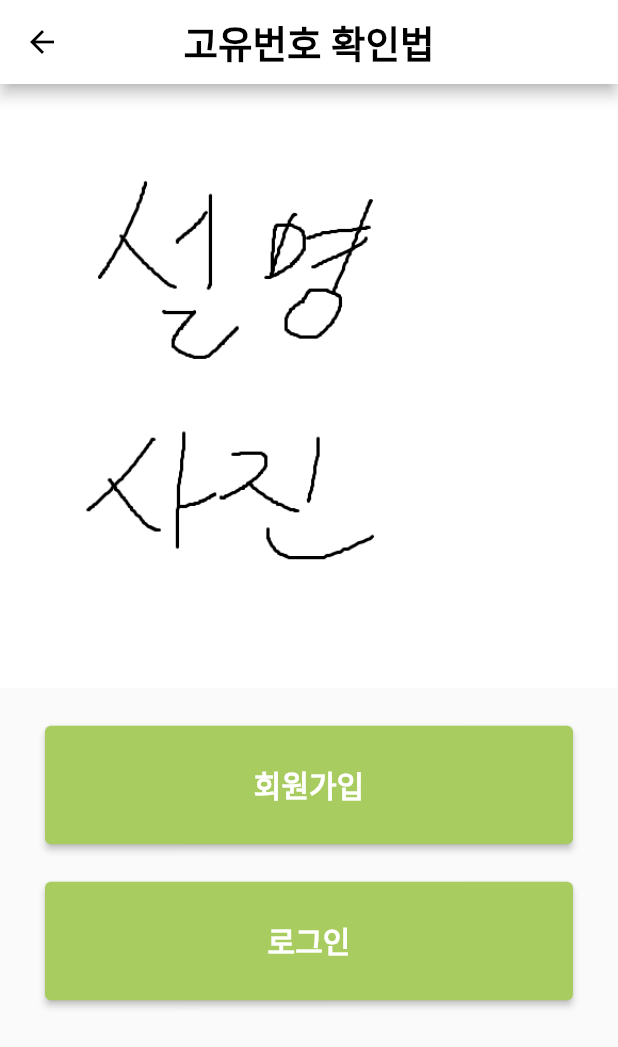
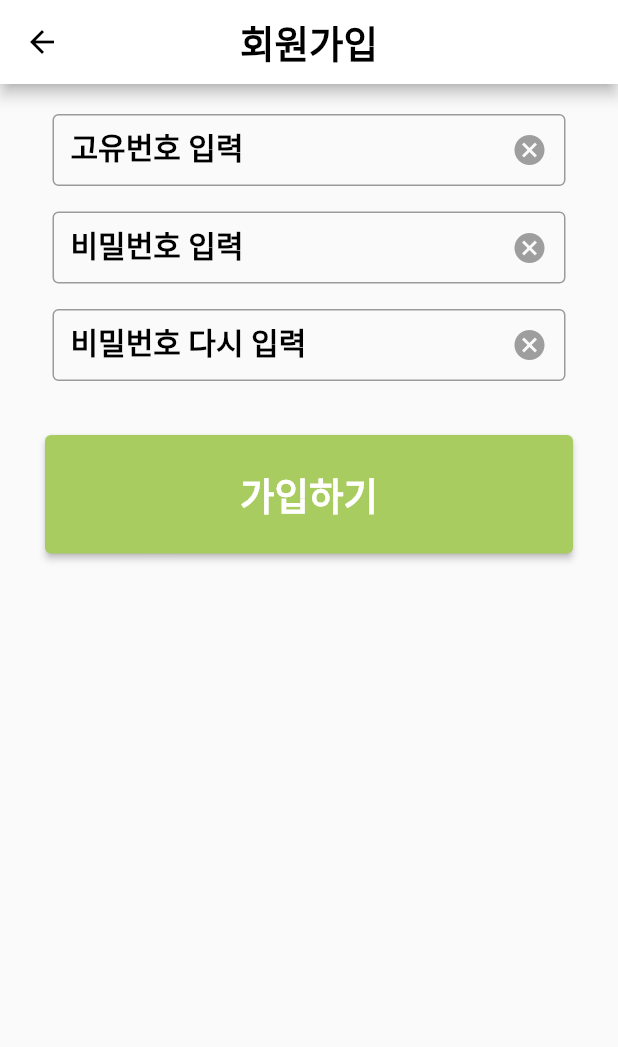
Before and after one commit to Ssun2zang/harmonimo, a Flutter app: the LoginPageOld screen opened directly, after a tap on "회원가입", on a phone screen of 412 x 824 dp. Shown: the top 1047 px of the screen. Run offline on Flutter 3.47's test engine with Material 2 defaults, Android fonts, the phone set to English and light mode, and no system bars; our stand-ins replace get.

```diff
--- a/lib/loginpageOld.dart
+++ b/lib/loginpageOld.dart
@@ -1,4 +1,7 @@
 import 'package:flutter/material.dart';
+import 'package:get/get.dart';
+import 'package:harmonimo/loginOld.dart';
+import 'package:harmonimo/signupOld.dart';
 
 class LoginPageOld extends StatefulWidget {
   const LoginPageOld({super.key});
@@ -25,7 +28,7 @@ class _LoginPageOldState extends State<LoginPageOld> {
             ),
             SizedBox(height: 25),
             ElevatedButton(onPressed: (){
-
+              Get.to(SignUpOld());
             }, child: Container(
               width: 320,
               height: 79,
@@ -33,7 +36,7 @@ class _LoginPageOldState extends State<LoginPageOld> {
             ),style: ButtonStyle(backgroundColor: MaterialStateColor.resolveWith((states) => Color(0xFFA9CC60)))),
             SizedBox(height: 25),
             ElevatedButton(onPressed: (){
-
+              Get.to(LoginOld());
             }, child: Container(
               width: 320,
               height: 79,
--- /dev/null
+++ b/lib/signupOld.dart
@@ -0,0 +1,99 @@
+import 'package:flutter/material.dart';
+
+class SignUpOld extends StatefulWidget {
+  const SignUpOld({super.key});
+
+  @override
+  State<SignUpOld> createState() => _SignUpOldState();
+}
+
+class _SignUpOldState extends State<SignUpOld> {
+  final TextEditingController _textEditingController1 = TextEditingController();
+  final TextEditingController _textEditingController2 = TextEditingController();
+  final TextEditingController _textEditingController3 = TextEditingController();
+  @override
+  Widget build(BuildContext context) {
+    return Scaffold(
+      appBar: AppBar(title: Text("회원가입",style: TextStyle(color: Colors.black,fontWeight: FontWeight.bold,fontSize: 25)),backgroundColor: Colors.white,centerTitle: true,
+        iconTheme: IconThemeData(
+            color: Colors.black
+        ),),
+      body: SingleChildScrollView(
+        child: Center(
+          child: Column(
+            children: [
+              SizedBox(height: 20,),
+              Container(
+                padding: EdgeInsets.fromLTRB(35, 0, 35, 0),
+                width: 500,
+                height: 48,
+                child: TextField(
+                    controller: _textEditingController1,
+                    onChanged: (value) {},
+                    decoration: InputDecoration(border: OutlineInputBorder(),labelText: '고유번호 입력',labelStyle: TextStyle(color: Colors.black,fontSize: 20,fontWeight: FontWeight.w600),
+                      suffixIcon: GestureDetector(
+                        child: Icon(
+                          Icons.cancel,
+                          color: Colors.grey,
+                        ),
+                        onTap: () => _textEditingController1.clear(),
+                      ),
+
+                    )
+                ),
+              ),
+              SizedBox(height: 17,),
+              Container(
+                padding: EdgeInsets.fromLTRB(35, 0, 35, 0),
+                width: 500,
+                height: 48,
+                child: TextField(
+                    controller: _textEditingController2,
+                    onChanged: (value) {},
+                    decoration: InputDecoration(border: OutlineInputBorder(),labelText: '비밀번호 입력',labelStyle: TextStyle(color: Colors.black,fontSize: 20,fontWeight: FontWeight.w600),
+                      suffixIcon: GestureDetector(
+                        child: Icon(
+                          Icons.cancel,
+                          color: Colors.grey,
+                        ),
+                        onTap: () => _textEditingController2.clear(),
+                      ),
+
+                    )
+                ),
+              ),
+              SizedBox(height: 17,),
+              Container(
+                padding: EdgeInsets.fromLTRB(35, 0, 35, 0),
+                width: 500,
+                height: 48,
+                child: TextField(
+                    controller: _textEditingController3,
+                    onChanged: (value) {},
+                    decoration: InputDecoration(border: OutlineInputBorder(),labelText: '비밀번호 다시 입력',labelStyle: TextStyle(color: Colors.black,fontSize: 20,fontWeight: FontWeight.w600),
+                      suffixIcon: GestureDetector(
+                        child: Icon(
+                          Icons.cancel,
+                          color: Colors.grey,
+                        ),
+                        onTap: () => _textEditingController3.clear(),
+                      ),
+
+                    )
+                ),
+              ),
+              SizedBox(height: 36,),
+              ElevatedButton(onPressed: (){
+
+              }, child: Container(
+                width: 320,
+                height: 79,
+                child: Center(child: Text("가입하기",style: TextStyle(color: Colors.white,fontWeight: FontWeight.w800,fontSize: 25))),
+              ),style: ButtonStyle(backgroundColor: MaterialStateColor.resolveWith((states) => Color(0xFFA9CC60)))),
+            ],
+          ),
+        ),
+      ),
+    );
+  }
+}
```
Also changed, not shown: lib/loginOld.dart (added, +79 -0 lines), lib/loginpage.dart (+22 -4 lines), lib/signup.dart (added, +106 -0 lines).
